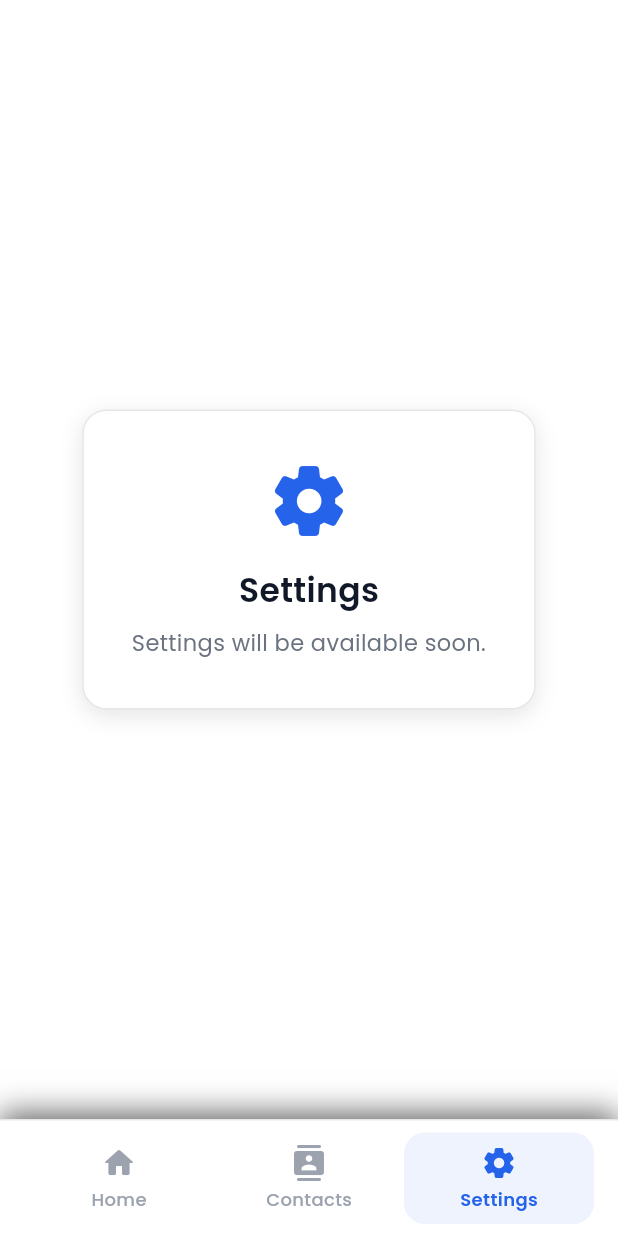
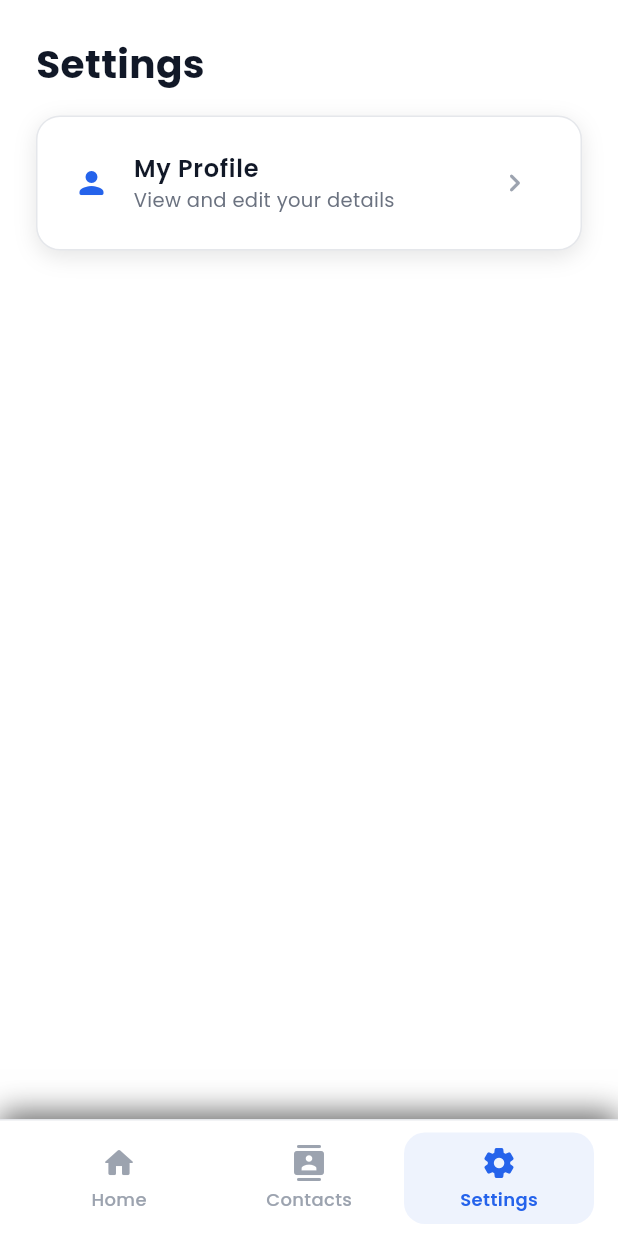
Before and after one commit to jay-07-pixel/Remind_Me, a Flutter app: the HomeScreen screen opened by its route, item 3 of the bottom bar chosen, on a phone screen of 412 x 824 dp. Run offline on Flutter 3.47's test engine with Material 3 defaults, Android fonts, the phone set to English and light mode, and no system bars; our stand-ins replace flutter_contacts, go_router, google_fonts, permission_handler, shared_preferences; accounts and stored records are empty; statements that could not run were skipped.

Commit message:
Add profile management and reliable WhatsApp launch.
Introduced a full My Profile flow in Settings backed by StorageService updates, refreshed Home greeting after profile edits, and switched WhatsApp launch to direct external URL launching with encoded messages and debug logging.

Co-authored-by: Cursor <cursoragent@cursor.com>

```diff
--- a/lib/core/constants/app_routes.dart
+++ b/lib/core/constants/app_routes.dart
@@ -5,6 +5,7 @@ abstract final class AppRoutes {
   static const permissions = '/permissions';
   static const contactSync = '/contact-sync';
   static const contactDetails = '/contact-details';
+  static const myProfile = '/my-profile';
   static const home = '/home';
   static const settings = '/settings';
   static const todayEvents = '/today-events';
--- a/lib/core/utils/app_router.dart
+++ b/lib/core/utils/app_router.dart
@@ -7,6 +7,7 @@ import 'package:remind_me/screens/contact_details/contact_details_screen.dart';
 import 'package:remind_me/screens/home/home_screen.dart';
 import 'package:remind_me/screens/onboarding/onboarding_screen.dart';
 import 'package:remind_me/screens/permissions/permissions_screen.dart';
+import 'package:remind_me/screens/profile/profile_screen.dart';
 import 'package:remind_me/screens/registration/registration_screen.dart';
 import 'package:remind_me/screens/settings/settings_screen.dart';
 import 'package:remind_me/screens/splash/splash_screen.dart';
@@ -83,6 +84,14 @@ abstract final class AppRouter {
         },
       ),
       GoRoute(
+        path: AppRoutes.myProfile,
+        name: 'myProfile',
+        pageBuilder: (context, state) => _buildPage(
+          state: state,
+          child: const ProfileScreen(),
+        ),
+      ),
+      GoRoute(
         path: AppRoutes.settings,
         name: 'settings',
         pageBuilder: (context, state) => _buildPage(
--- a/lib/screens/home/home_screen.dart
+++ b/lib/screens/home/home_screen.dart
@@ -14,24 +14,32 @@ class HomeScreen extends StatefulWidget {
 
 class _HomeScreenState extends State<HomeScreen> {
   int _currentIndex = 0;
-
-  static const _tabs = [
-    HomeDashboard(),
-    ContactsScreen(),
-    SettingsTabScreen(),
-  ];
+  int _homeRefreshToken = 0;
 
   @override
   Widget build(BuildContext context) {
+    final tabs = [
+      HomeDashboard(refreshToken: _homeRefreshToken),
+      const ContactsScreen(),
+      const SettingsTabScreen(),
+    ];
+
     return Scaffold(
       backgroundColor: AppColors.background,
       body: IndexedStack(
         index: _currentIndex,
-        children: _tabs,
+        children: tabs,
       ),
       bottomNavigationBar: AppBottomNavBar(
         currentIndex: _currentIndex,
-        onTap: (index) => setState(() => _currentIndex = index),
+        onTap: (index) {
+          setState(() {
+            if (index == 0 && _currentIndex != 0) {
+              _homeRefreshToken++;
+            }
+            _currentIndex = index;
+          });
+        },
       ),
     );
   }
--- a/lib/screens/settings/settings_tab_screen.dart
+++ b/lib/screens/settings/settings_tab_screen.dart
@@ -1,5 +1,7 @@
 import 'package:flutter/material.dart';
+import 'package:go_router/go_router.dart';
 import 'package:google_fonts/google_fonts.dart';
+import 'package:remind_me/core/constants/app_routes.dart';
 import 'package:remind_me/core/constants/app_colors.dart';
 import 'package:remind_me/core/constants/app_spacing.dart';
 import 'package:remind_me/widgets/app_card.dart';
@@ -12,41 +14,53 @@ class SettingsTabScreen extends StatelessWidget {
     return SafeArea(
       child: Padding(
         padding: const EdgeInsets.all(AppSpacing.lg),
-        child: Center(
-          child: AppCard(
-            padding: const EdgeInsets.all(AppSpacing.xl),
         child: Column(
-              mainAxisSize: MainAxisSize.min,
+          crossAxisAlignment: CrossAxisAlignment.start,
           children: [
-                Icon(
-                  Icons.settings_rounded,
-                  size: 56,
-                  color: AppColors.primary,
-                ),
-                const SizedBox(height: AppSpacing.md),
             Text(
               'Settings',
               style: GoogleFonts.poppins(
-                    fontSize: 22,
+                fontSize: 26,
+                fontWeight: FontWeight.w700,
+                color: AppColors.textPrimary,
+              ),
+            ),
+            const SizedBox(height: AppSpacing.md),
+            AppCard(
+              padding: const EdgeInsets.all(AppSpacing.sm),
+              child: Material(
+                color: Colors.transparent,
+                child: ListTile(
+                  leading: const Icon(
+                    Icons.person_rounded,
+                    color: AppColors.primary,
+                  ),
+                  title: Text(
+                    'My Profile',
+                    style: GoogleFonts.poppins(
+                      fontSize: 16,
                       fontWeight: FontWeight.w600,
                       color: AppColors.textPrimary,
                     ),
                   ),
-                const SizedBox(height: AppSpacing.sm),
-                Text(
-                  'Settings will be available soon.',
-                  textAlign: TextAlign.center,
+                  subtitle: Text(
+                    'View and edit your details',
                     style: GoogleFonts.poppins(
-                    fontSize: 15,
+                      fontSize: 13,
                       color: AppColors.textSecondary,
-                    height: 1.5,
+                    ),
+                  ),
+                  trailing: const Icon(
+                    Icons.chevron_right_rounded,
+                    color: AppColors.textTertiary,
+                  ),
+                  onTap: () => context.push(AppRoutes.myProfile),
+                ),
               ),
             ),
           ],
         ),
       ),
-        ),
-      ),
     );
   }
 }
--- a/lib/services/services.dart
+++ b/lib/services/services.dart
@@ -2,3 +2,4 @@ export 'contact_service.dart';
 export 'permission_service.dart';
 export 'startup_service.dart';
 export 'storage_service.dart';
+export 'whatsapp_service.dart';
```
Also changed, not shown: lib/screens/contact_details/contact_details_screen.dart (+51 -10 lines), lib/screens/home/home_dashboard.dart (+14 -1 lines), lib/screens/profile/profile_screen.dart (added, +178 -0 lines), lib/services/storage_service.dart (+11 -0 lines), lib/services/whatsapp_service.dart (added, +90 -0 lines). Lines whose indentation alone changed are shown as unchanged.
